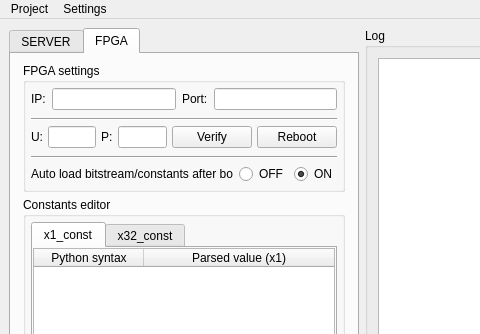
Qt form Python_GUI/Resources/GUI/interface.ui (dspsandbox/Canvas) before a commit; both pictures show x 0 to 480 and y 0 to 334 of the 730 by 775 pixel window.
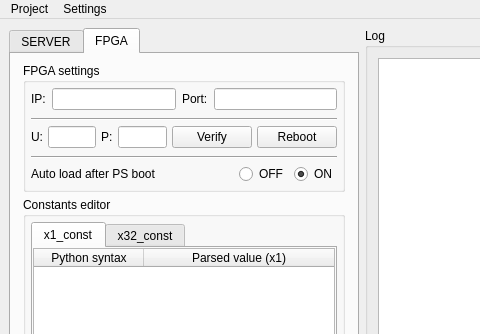
The same form after that commit. The open tabs and pages were chosen to show the change.

Commit message: Update auto load label

Patch:
```diff
--- a/Python_GUI/Resources/GUI/interface.ui
+++ b/Python_GUI/Resources/GUI/interface.ui
@@ -819,7 +819,7 @@
                  <item>
                   <widget class="QLabel" name="label_9">
                    <property name="text">
-                    <string>Auto load bitstream/constants after boot</string>
+                    <string>Auto load after PS boot</string>
                    </property>
                   </widget>
                  </item>
```
